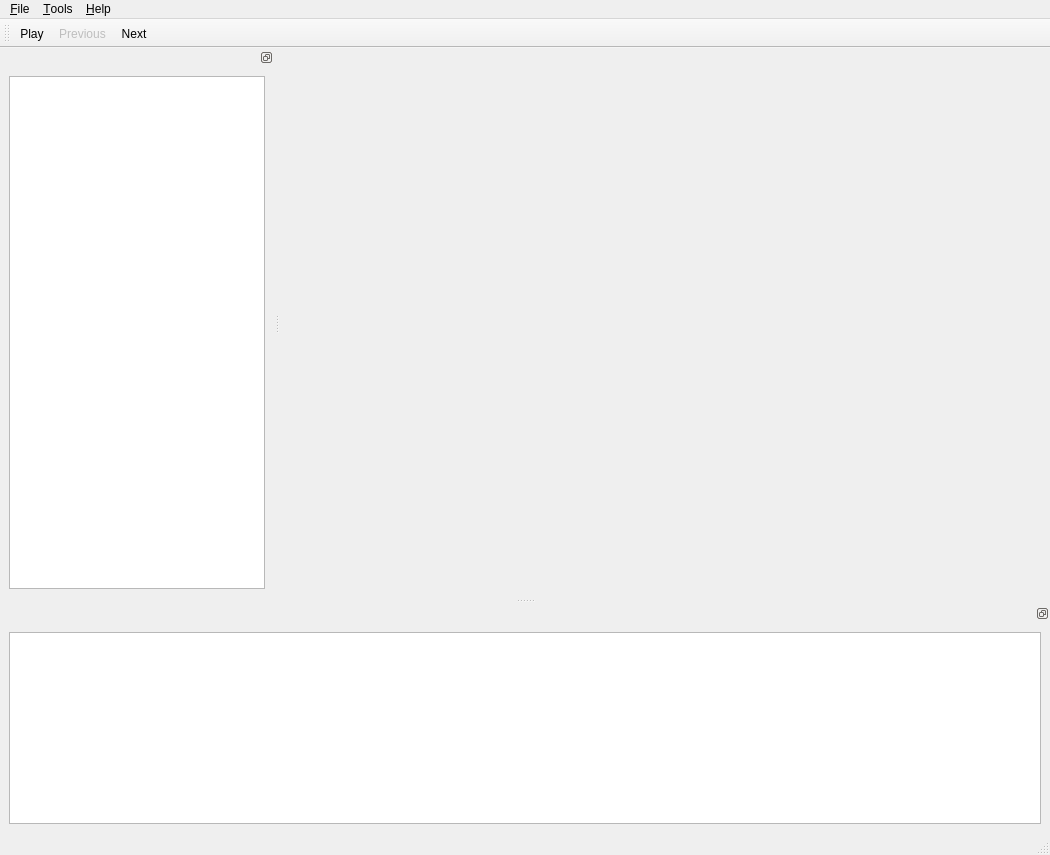
Above: Iguana/QtGUI/src/IgMainWindowMDI.1.0.ui from cms-outreach/ispy before the change. Below: the same form after it.
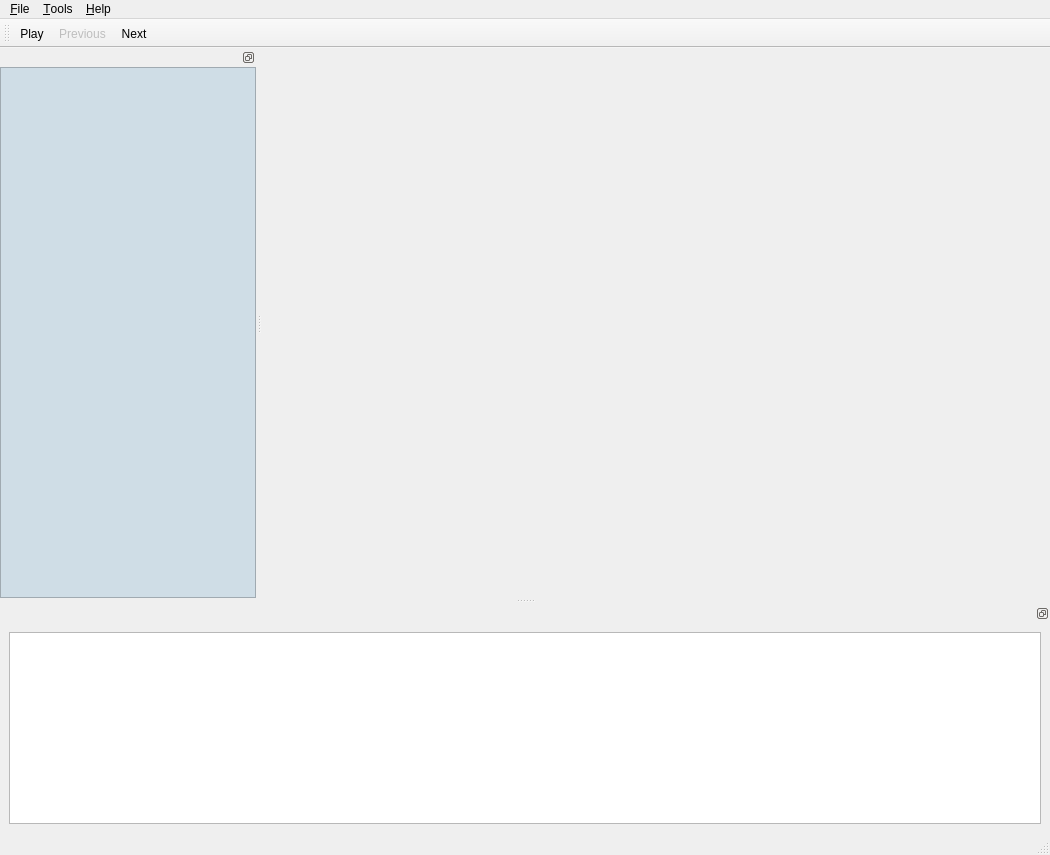
That is the form after the change. Icons and pictures are not drawn.

The edit to the form file:
```diff
--- a/Iguana/QtGUI/src/IgMainWindowMDI.1.0.ui
+++ b/Iguana/QtGUI/src/IgMainWindowMDI.1.0.ui
@@ -105,14 +105,91 @@
    </attribute>
    <widget class="QWidget" name="dockTreeWidgetContents">
     <layout class="QGridLayout" name="gridLayout_3">
+     <property name="margin">
+      <number>0</number>
+     </property>
      <item row="0" column="0">
-      <widget class="QTreeView" name="treeView">
+      <widget class="QTreeWidget" name="treeWidget">
+       <property name="styleSheet">
+        <string notr="true">QTreeView {
+background-color: #cfdde6;
+alternate-background-color: #cfdde6;
+}
+
+ QTreeView {
+     show-decoration-selected: 1;
+ }
+
+ QTreeView::item {
+ }
+
+ QTreeView::item:selected {
+     border-top: 1px solid #567dbc;
+     border-bottom: 1px solid #567dbc;
+	 border-left: 0px;
+	 border-right: 0px;
+ }
+
+ QTreeView::item:selected:active{
+     background: qlineargradient(x1: 0, y1: 0, x2: 0, y2: 1, stop: 0 #6ea1f1, stop: 1 #567dbc);
+ }
+
+ QTreeView::item:selected:!active {
+     background: qlineargradient(x1: 0, y1: 0, x2: 0, y2: 1, stop: 0 #6b9be8, stop: 1 #577fbf);
+ }
+</string>
+       </property>
+       <property name="horizontalScrollBarPolicy">
+        <enum>Qt::ScrollBarAsNeeded</enum>
+       </property>
+       <property name="autoScroll">
+        <bool>false</bool>
+       </property>
+       <property name="dragEnabled">
+        <bool>false</bool>
+       </property>
        <property name="alternatingRowColors">
-        <bool>true</bool>
-       </property>
-       <property name="headerHidden">
         <bool>false</bool>
        </property>
+       <property name="verticalScrollMode">
+        <enum>QAbstractItemView::ScrollPerPixel</enum>
+       </property>
+       <property name="indentation">
+        <number>10</number>
+       </property>
+       <property name="columnCount">
+        <number>3</number>
+       </property>
+       <attribute name="headerVisible">
+        <bool>false</bool>
+       </attribute>
+       <attribute name="headerCascadingSectionResizes">
+        <bool>false</bool>
+       </attribute>
+       <attribute name="headerDefaultSectionSize">
+        <number>22</number>
+       </attribute>
+       <attribute name="headerStretchLastSection">
+        <bool>false</bool>
+       </attribute>
+       <attribute name="headerVisible">
+        <bool>false</bool>
+       </attribute>
+       <column>
+        <property name="text">
+         <string notr="true">1</string>
+        </property>
+       </column>
+       <column>
+        <property name="text">
+         <string notr="true">2</string>
+        </property>
+       </column>
+       <column>
+        <property name="text">
+         <string notr="true">3</string>
+        </property>
+       </column>
       </widget>
      </item>
     </layout>
```
Left out of the diff: 2 changed lines with no effect on the pictures.
